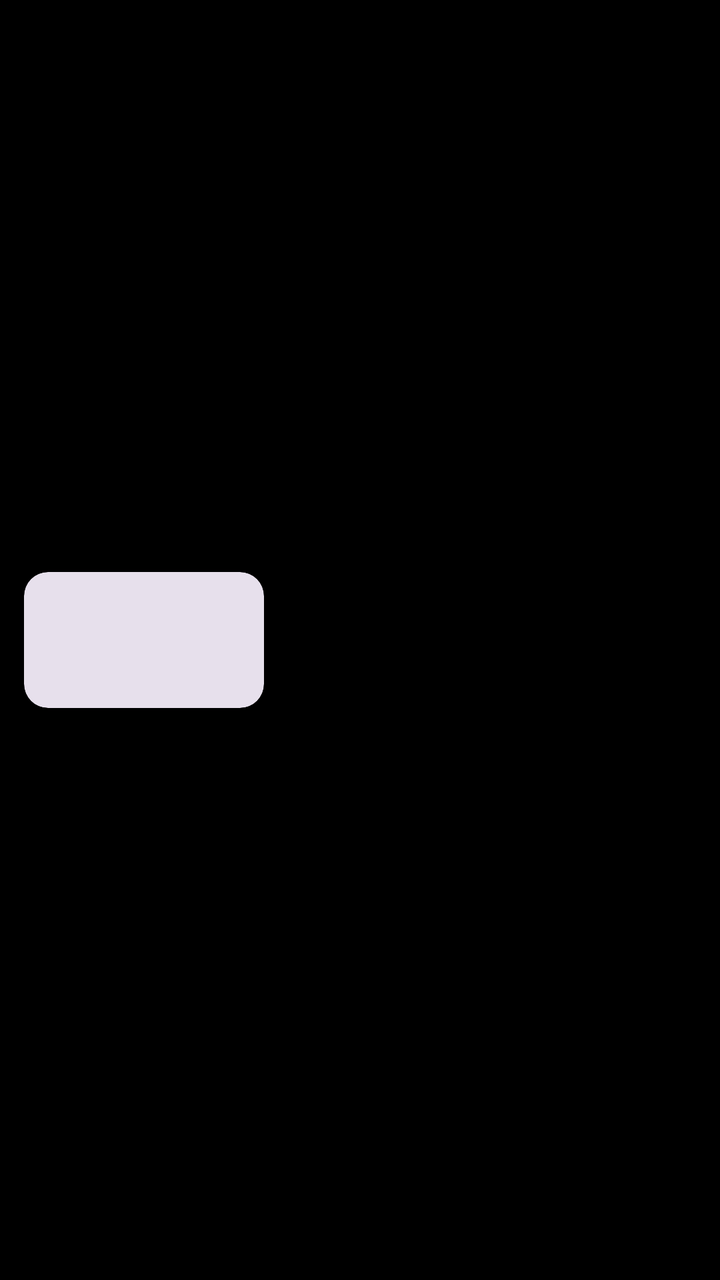
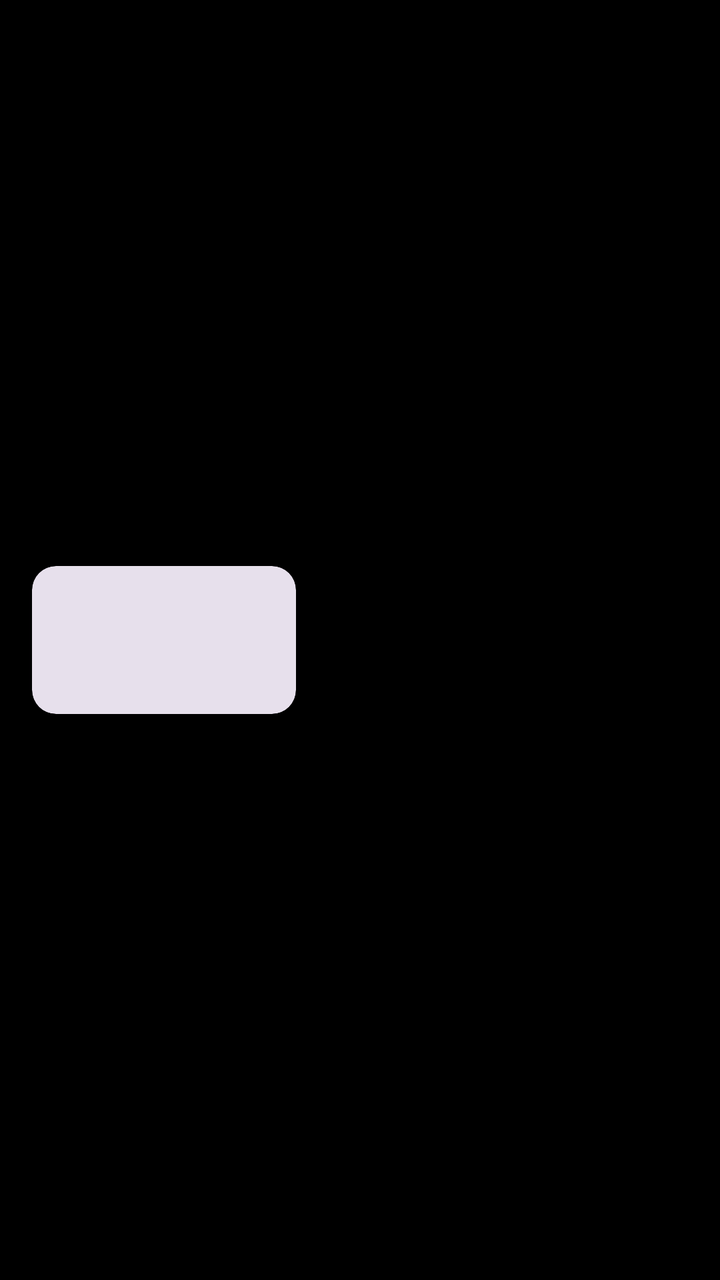

An Android layout rendered at two revisions. The XML below is the earlier revision; the diff shows what the commit changed to produce the second picture.
<!-- AndroidManifest.xml: application theme Theme.MyVLC -->
<!-- res/layout/item_video.xml -->
<?xml version="1.0" encoding="utf-8"?>
<LinearLayout xmlns:android="http://schemas.android.com/apk/res/android"
    xmlns:app="http://schemas.android.com/apk/res-auto"
    android:layout_width="match_parent"
    android:layout_height="wrap_content"
    android:background="?attr/selectableItemBackground"
    android:clickable="true"
    android:focusable="true"
    android:gravity="center_vertical"
    android:orientation="horizontal"
    android:padding="12dp">

    <ImageView
        android:id="@+id/thumb"
        android:layout_width="120dp"
        android:layout_height="68dp"
        android:background="@drawable/thumb_bg"
        android:clipToOutline="true"
        android:contentDescription="@null"
        android:scaleType="centerCrop" />

    <LinearLayout
        android:layout_width="0dp"
        android:layout_height="wrap_content"
        android:layout_marginStart="14dp"
        android:layout_weight="1"
        android:orientation="vertical">

        <TextView
            android:id="@+id/title"
            android:layout_width="match_parent"
            android:layout_height="wrap_content"
            android:ellipsize="end"
            android:maxLines="2"
            android:textColor="?attr/colorOnSurface"
            android:textSize="15sp" />

        <TextView
            android:id="@+id/duration"
            android:layout_width="wrap_content"
            android:layout_height="wrap_content"
            android:layout_marginTop="4dp"
            android:textColor="?attr/colorOnSurfaceVariant"
            android:textSize="13sp" />

        <com.google.android.material.progressindicator.LinearProgressIndicator
            android:id="@+id/progressBar"
            android:layout_width="match_parent"
            android:layout_height="wrap_content"
            android:layout_marginTop="8dp"
            android:visibility="gone"
            app:trackThickness="4dp" />
    </LinearLayout>
</LinearLayout>
<!-- resources referenced by this layout -->
<resources>
  <!-- drawable thumb_bg (drawable) -->
  <?xml version="1.0" encoding="utf-8"?>
  <shape xmlns:android="http://schemas.android.com/apk/res/android" android:shape="rectangle">
      <corners android:radius="12dp" />
      <solid android:color="?attr/colorSurfaceVariant" />
  </shape>
  <style name="Theme.MyVLC" parent="Theme.Material3.DayNight.NoActionBar">
          <item name="android:windowBackground">@android:color/black</item>
          <item name="android:statusBarColor">@android:color/transparent</item>
          <item name="android:navigationBarColor">@android:color/transparent</item>
          <item name="android:windowLayoutInDisplayCutoutMode">shortEdges</item>
      </style>
</resources>

<!-- the commit's change to res/layout/item_video.xml (unified diff, before → after) -->
@@ -8,12 +8,13 @@
     android:focusable="true"
     android:gravity="center_vertical"
     android:orientation="horizontal"
-    android:padding="12dp">
+    android:paddingHorizontal="16dp"
+    android:paddingVertical="10dp">
 
     <ImageView
         android:id="@+id/thumb"
-        android:layout_width="120dp"
-        android:layout_height="68dp"
+        android:layout_width="132dp"
+        android:layout_height="74dp"
         android:background="@drawable/thumb_bg"
         android:clipToOutline="true"
         android:contentDescription="@null"
@@ -33,7 +34,8 @@
             android:ellipsize="end"
             android:maxLines="2"
             android:textColor="?attr/colorOnSurface"
-            android:textSize="15sp" />
+            android:textSize="15sp"
+    android:fontFamily="sans-serif-medium"/>
 
         <TextView
             android:id="@+id/duration"
